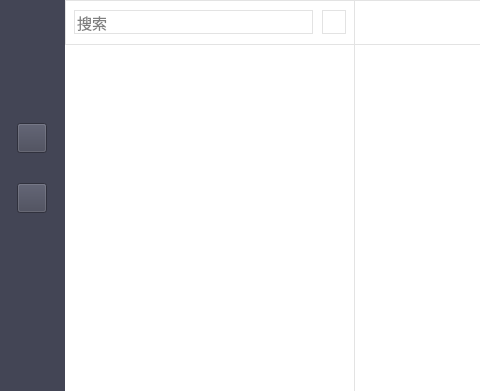
The window that STSample/STMain.ui (sunpu/stsample) describes before a commit, drawn with Qt 5; both pictures show x 0 to 480 and y 0 to 391 of the 1104 by 623 pixel window.
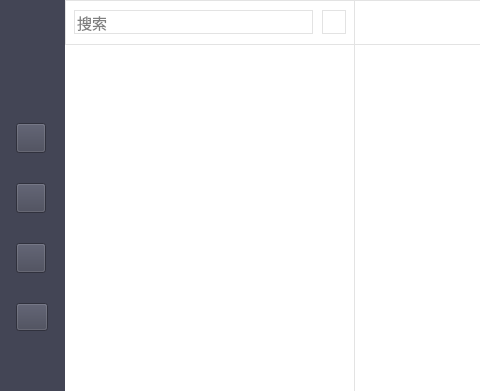
The same window after the commit. Icons and pictures are not drawn. Custom widgets are drawn as their Qt base class.

```diff
--- a/STSample/STMain.ui
+++ b/STSample/STMain.ui
@@ -194,6 +194,62 @@
            </property>
           </widget>
          </item>
+         <item row="3" column="0">
+          <widget class="QPushButton" name="pbGroup">
+           <property name="minimumSize">
+            <size>
+             <width>30</width>
+             <height>30</height>
+            </size>
+           </property>
+           <property name="maximumSize">
+            <size>
+             <width>30</width>
+             <height>30</height>
+            </size>
+           </property>
+           <property name="styleSheet">
+            <string notr="true">
+QPushButton {
+	border-image: url(:/STSample/Resources/images/group.png);
+}
+QPushButton:hover:!pressed {
+	border-image: url(:/STSample/Resources/images/group_focus.png);
+}</string>
+           </property>
+           <property name="text">
+            <string/>
+           </property>
+          </widget>
+         </item>
+         <item row="4" column="0">
+          <widget class="QPushButton" name="pbCloud">
+           <property name="minimumSize">
+            <size>
+             <width>32</width>
+             <height>28</height>
+            </size>
+           </property>
+           <property name="maximumSize">
+            <size>
+             <width>32</width>
+             <height>28</height>
+            </size>
+           </property>
+           <property name="styleSheet">
+            <string notr="true">
+QPushButton {
+	border-image: url(:/STSample/Resources/images/cloud.png);
+}
+QPushButton:hover:!pressed {
+	border-image: url(:/STSample/Resources/images/cloud_focus.png);
+}</string>
+           </property>
+           <property name="text">
+            <string/>
+           </property>
+          </widget>
+         </item>
         </layout>
        </widget>
       </item>
```
